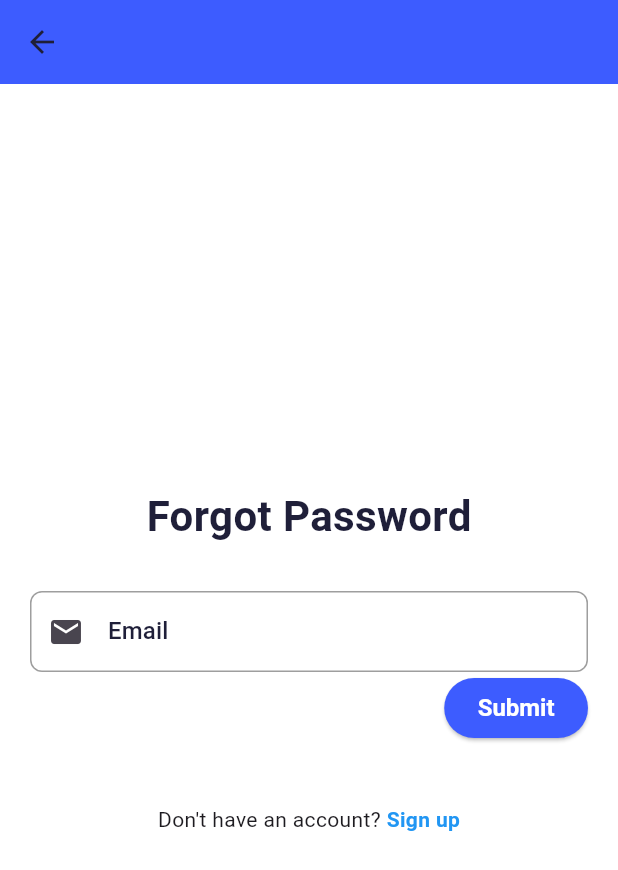
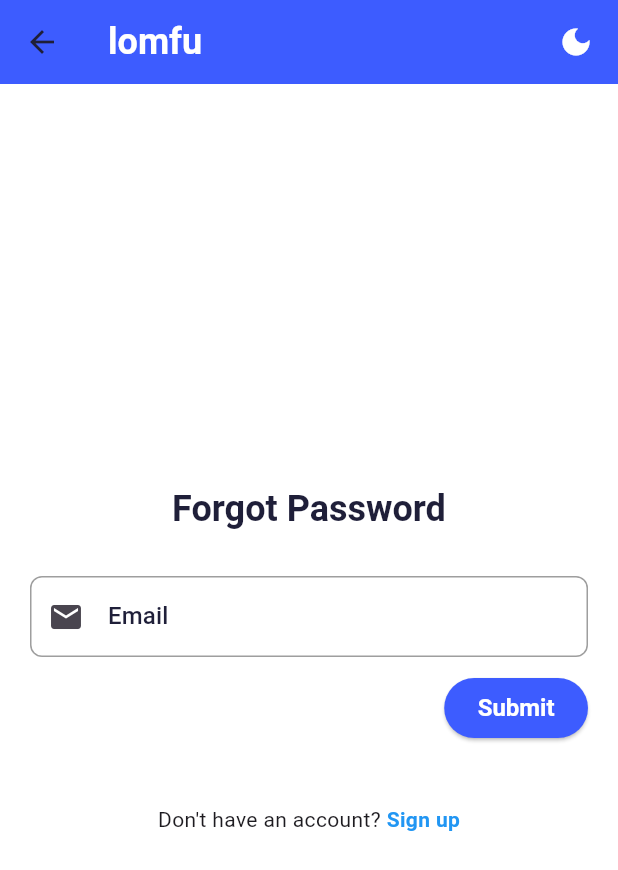
Before and after one commit to akfaqih3/lomfu-frontend, a Flutter app: the screen it shows after launch, after a tap on "Skip", after a tap on "Forgot password?", on a phone screen of 412 x 824 dp. Shown: the top 870 px of the screen. Run offline on Flutter 3.47's test engine with Material 3 defaults, Android fonts, the phone set to English and light mode, and no system bars; our stand-ins replace flutter_svg, get, shared_preferences; network calls fail.

Commit message:
theme controller

```diff
--- /dev/null
+++ b/lib/config/binding.dart
@@ -0,0 +1,9 @@
+import 'package:get/get.dart';
+import 'package:lomfu_app/themes/app_theme_controller.dart';
+
+class AppBinding implements Bindings {
+  @override
+  void dependencies() {
+    Get.lazyPut<AppThemeController>(() => AppThemeController());
+  }
+}
--- a/lib/helpers/cache.dart
+++ b/lib/helpers/cache.dart
@@ -20,4 +20,14 @@ class Cache {
     final SharedPreferences prefs = await SharedPreferences.getInstance();
     prefs.clear();
   }
+
+  static Future<void> setBool(String key, bool value) async {
+    final SharedPreferences prefs = await SharedPreferences.getInstance();
+    prefs.setBool(key, value);
+  }
+
+  static Future<bool?> getBool(String key) async {
+    final SharedPreferences prefs = await SharedPreferences.getInstance();
+    return prefs.getBool(key);
+  }
 }
--- a/lib/home.dart
+++ b/lib/home.dart
@@ -2,6 +2,7 @@ import 'package:flutter/material.dart';
 import 'package:get/get.dart';
 import 'package:lomfu_app/config/routes.dart';
 import 'package:lomfu_app/themes/app_theme.dart';
+import 'package:lomfu_app/config/binding.dart';
 
 class AppHome extends StatelessWidget {
   const AppHome({super.key});
@@ -13,6 +14,7 @@ class AppHome extends StatelessWidget {
       darkTheme: AppTheme.darkTheme,
       initialRoute: AppRoutes.initialRoute,
       getPages: AppRoutes.getPages,
+      initialBinding: AppBinding(),
     );
   }
 }
--- a/lib/modules/auth/views/forgot_password_page.dart
+++ b/lib/modules/auth/views/forgot_password_page.dart
@@ -5,6 +5,7 @@ import 'package:lomfu_app/widgets/cutom_text_field.dart';
 import 'package:lomfu_app/config/routes.dart';
 import 'package:lomfu_app/modules/auth/controllers/forgot_password_controller.dart';
 import 'package:lomfu_app/helpers/validators.dart';
+import 'package:lomfu_app/widgets/custom_app_bar.dart';
 
 class ForgotPasswordPage extends StatelessWidget {
   final ForgotPasswordController controller = ForgotPasswordController();
@@ -18,16 +19,7 @@ class ForgotPasswordPage extends StatelessWidget {
     final isDarkMode = Theme.of(context).brightness == Brightness.dark;
 
     return Scaffold(
-      appBar: AppBar(
-        elevation: 0,
-        leading: IconButton(
-          icon: Icon(Icons.arrow_back,
-              color: isDarkMode ? AppColors.darkText : AppColors.lightText),
-          onPressed: () {
-            Get.back(); // العودة إلى الشاشة السابقة
-          },
-        ),
-      ),
+      appBar: CustomAppBar(),
       body: Center(
         child: SingleChildScrollView(
           child: Padding(
@@ -37,12 +29,7 @@ class ForgotPasswordPage extends StatelessWidget {
               children: [
                 Text(
                   "Forgot Password",
-                  style: TextStyle(
-                    fontSize: 28,
-                    fontWeight: FontWeight.bold,
-                    color:
-                        isDarkMode ? AppColors.darkText : AppColors.lightText,
-                  ),
+                  style: Get.textTheme.titleLarge,
                 ),
                 const SizedBox(height: 30),
                 Form(
@@ -54,6 +41,9 @@ class ForgotPasswordPage extends StatelessWidget {
                           labelText: "Email",
                           prefixIcon: Icons.email,
                           validator: validateEmail,
+                        ),
+                        SizedBox(
+                          height: 10,
                         ),
                         Align(
                             alignment: Alignment.centerRight,
--- a/lib/modules/auth/views/login_page.dart
+++ b/lib/modules/auth/views/login_page.dart
@@ -1,6 +1,7 @@
 import 'package:flutter/material.dart';
 import 'package:get/get.dart';
 import 'package:lomfu_app/themes/colors.dart';
+import 'package:lomfu_app/widgets/custom_app_bar.dart';
 import 'package:lomfu_app/widgets/cutom_text_field.dart';
 import 'package:lomfu_app/widgets/social_login_button.dart';
 import 'package:lomfu_app/config/routes.dart';
@@ -12,9 +13,11 @@ class LoginPage extends StatelessWidget {
   final _formKey = GlobalKey<FormState>();
   final emailController = TextEditingController();
   final passwordController = TextEditingController();
+
   @override
   Widget build(BuildContext context) {
     return Scaffold(
+      appBar: CustomAppBar(),
       body: Center(
         child: SingleChildScrollView(
           child: Padding(
@@ -92,7 +95,6 @@ class LoginPage extends StatelessWidget {
                 const SizedBox(height: 20),
                 const Text(
                   "Or log in with",
-                  // style: TextStyle(color: Colors.grey),
                 ),
                 const SizedBox(height: 20),
                 Row(
--- a/lib/modules/home/views/home_page.dart
+++ b/lib/modules/home/views/home_page.dart
@@ -9,7 +9,6 @@ class HomePage extends StatelessWidget {
   final HomeController _controller = Get.put(HomeController());
   @override
   Widget build(BuildContext context) {
-    final isDarkMode = Get.isDarkMode;
     return Scaffold(
         appBar: AppBar(
             title: Row(
--- a/lib/modules/onboarding/onboarding_page.dart
+++ b/lib/modules/onboarding/onboarding_page.dart
@@ -5,6 +5,7 @@ import 'package:lomfu_app/themes/colors.dart';
 import 'package:lomfu_app/config/routes.dart';
 import 'package:lomfu_app/modules/onboarding/onboarding_controller.dart';
 import 'package:lomfu_app/themes/app_theme.dart';
+import 'package:lomfu_app/themes/app_theme_controller.dart';
 
 class OnboardingPage extends StatelessWidget {
   final PageController _pageController = PageController();
@@ -12,7 +13,6 @@ class OnboardingPage extends StatelessWidget {
 
   @override
   Widget build(BuildContext context) {
-    final isDarkMode = Get.isDarkMode;
     final currentPage = _controller.currentPage;
     final onboardingData = _controller.onboardingData;
 
@@ -39,7 +39,7 @@ class OnboardingPage extends StatelessWidget {
                         style: TextStyle(
                             fontSize: 24,
                             fontWeight: FontWeight.bold,
-                            color: isDarkMode
+                            color: Get.isDarkMode
                                 ? AppColors.lightText
                                 : AppColors.primary),
                         textAlign: TextAlign.center,
--- /dev/null
+++ b/lib/themes/app_theme_controller.dart
@@ -0,0 +1,21 @@
+import 'package:get/get.dart';
+import 'package:flutter/material.dart';
+import 'package:lomfu_app/helpers/cache.dart';
+
+class AppThemeController extends GetxController {
+  @override
+  void onInit() async {
+    super.onInit();
+    getMode();
+  }
+
+  void getMode() async {
+    final isDark = await Cache.getBool("isDark") ?? Get.isDarkMode;
+    Get.changeThemeMode(isDark ? ThemeMode.dark : ThemeMode.light);
+  }
+
+  Future<void> toggleMode() async {
+    await Cache.setBool("isDark", !Get.isDarkMode);
+    Get.changeThemeMode(Get.isDarkMode ? ThemeMode.light : ThemeMode.dark);
+  }
+}
--- a/lib/widgets/custom_app_bar.dart
+++ b/lib/widgets/custom_app_bar.dart
@@ -1,5 +1,7 @@
 import 'package:flutter/material.dart';
 import 'package:get/get.dart';
+import 'package:lomfu_app/themes/colors.dart';
+import 'package:lomfu_app/themes/app_theme_controller.dart';
 
 class CustomAppBar extends StatelessWidget implements PreferredSizeWidget {
   final Widget? title;
@@ -20,16 +22,34 @@ class CustomAppBar extends StatelessWidget implements PreferredSizeWidget {
 
   @override
   Widget build(BuildContext context) {
+    final _appThemeController = Get.find<AppThemeController>();
+
     return AppBar(
       title: Row(
+        mainAxisAlignment: MainAxisAlignment.spaceBetween,
         children: [
-          title != null ? title! : Text("lomfu"),
+          title != null
+              ? title!
+              : Text(
+                  "lomfu",
+                  style: Get.textTheme.titleLarge!.copyWith(
+                    color: AppColors.white,
+                  ),
+                ),
           if (icon != null) icon!,
+          InkWell(
+            child: Icon(
+              Get.isDarkMode ? Icons.light_mode : Icons.dark_mode,
+              color: AppColors.white,
+            ),
+            onTap: () {
+              _appThemeController.toggleMode();
+            },
+          )
         ],
       ),
       bottom: bottom,
       elevation: 0,
-      backgroundColor: Get.isDarkMode ? Colors.black : Colors.white,
     );
   }
 }
```
Also changed, not shown: lib/modules/auth/views/signup_page.dart (+9 -8 lines), lib/modules/teacher/views/course_list_page.dart (+3 -15 lines).
